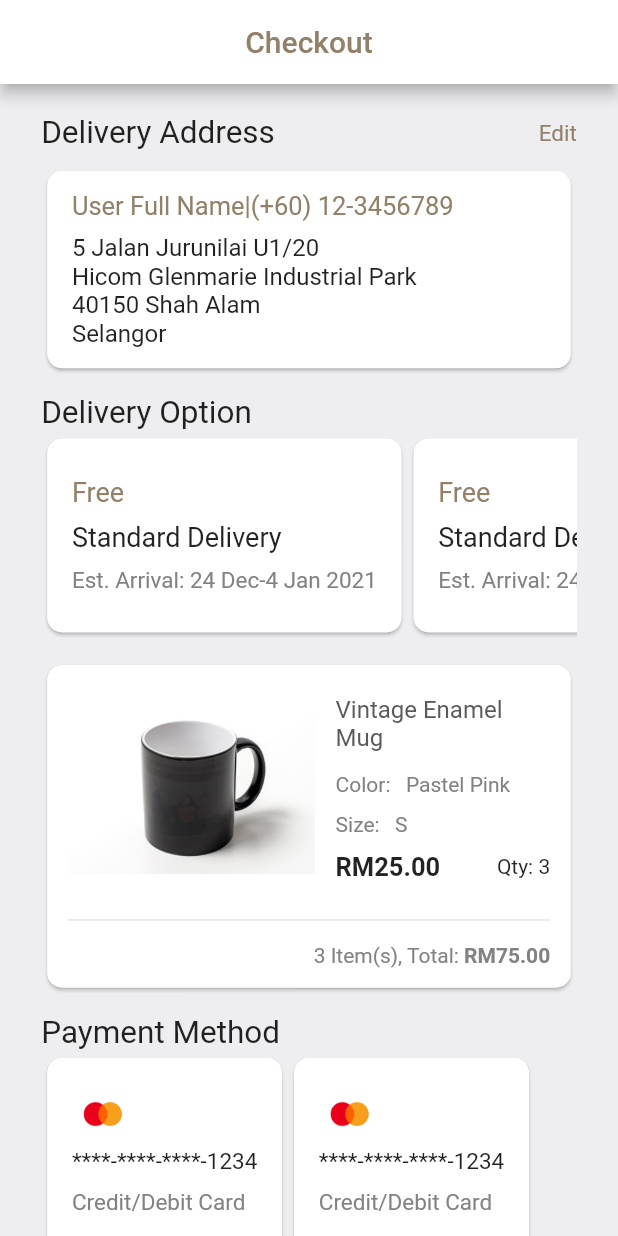
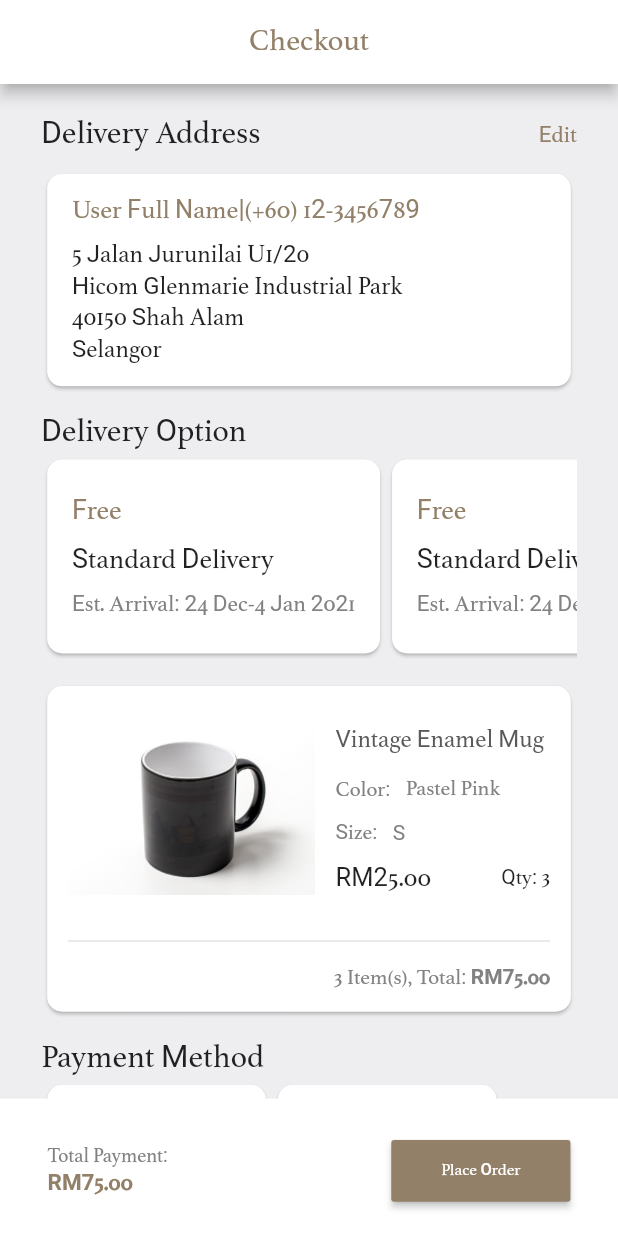
Before and after one commit to ikhwan0112/checkout_page, a Flutter app: the screen it shows after launch, after a tap on "Edit", on a phone screen of 412 x 824 dp. Run offline on Flutter 3.47's test engine with Material 2 defaults, Android fonts, the phone set to English and light mode, and no system bars.

Commit message:
Second Commit

```diff
--- a/lib/checkoutPage.dart
+++ b/lib/checkoutPage.dart
@@ -246,6 +246,68 @@ class _CheckoutPageState extends State<CheckoutPage> {
     );
   }
 
+  Widget bottomBar(Size size) {
+    return Container(
+      padding: EdgeInsets.fromLTRB(
+        size.width / 13,
+        size.height / 50,
+        size.width / 13,
+        size.height / 70,
+      ),
+      color: Colors.white,
+      height: size.height / 9,
+      width: size.width,
+      child: Row(
+        children: [
+          // Total Payment (Start)
+          Column(
+            crossAxisAlignment: CrossAxisAlignment.start,
+            mainAxisAlignment: MainAxisAlignment.center,
+            children: [
+              Center(
+                child: Text(
+                  'Total Payment:',
+                  style: TextStyle(
+                    fontSize: 13,
+                    color: Color(0xFF828282),
+                  ),
+                  textAlign: TextAlign.start,
+                ),
+              ),
+              Text(
+                'RM75.00',
+                style: TextStyle(
+                  fontSize: 15,
+                  fontWeight: FontWeight.bold,
+                  color: Color(0xFF928069),
+                ),
+              ),
+            ],
+          ),
+          // Total Payment (End)
+          Spacer(),
+          // Button Place Order (Start)
+          ButtonTheme(
+            minWidth: size.width * 0.29,
+            height: size.height * 0.05,
+            child: RaisedButton(
+              child: Text(
+                'Place Order',
+                style: TextStyle(
+                  color: Colors.white,
+                  fontSize: 11,
+                ),
+              ),
+              color: Color(0xFF928069),
+              onPressed: () {},
+            ),
+          ),
+          // Button Place Order (End)
+        ],
+      ),
+    );
+  }
+
   @override
   Widget build(BuildContext context) {
     Size size = MediaQuery.of(context).size;
@@ -260,13 +322,19 @@ class _CheckoutPageState extends State<CheckoutPage> {
         centerTitle: true,
       ),
       backgroundColor: Color(0xFFEEEEF0),
-      body: SingleChildScrollView(
-        child: Padding(
+      body: Column(
+        children: [
+          Expanded(
+            child: ListView(
+              physics: AlwaysScrollableScrollPhysics(),
+              shrinkWrap: true,
+              children: [
+                Padding(
                   padding: EdgeInsets.fromLTRB(
                     size.width / 15,
                     size.height / 40,
                     size.width / 15,
-            size.height / 20,
+                    size.height / 50,
                   ),
                   child: Column(
                     crossAxisAlignment: CrossAxisAlignment.start,
@@ -278,7 +346,7 @@ class _CheckoutPageState extends State<CheckoutPage> {
                             style: TextStyle(fontSize: 21),
                           ),
                           Spacer(),
-                  GestureDetector(
+                          InkWell(
                             onTap: () {},
                             child: Text(
                               'Edit',
@@ -321,6 +389,11 @@ class _CheckoutPageState extends State<CheckoutPage> {
                     ],
                   ),
                 ),
+              ],
+            ),
+          ),
+          bottomBar(size),
+        ],
       ),
     );
   }
--- a/lib/components/checkoutSummary.dart
+++ b/lib/components/checkoutSummary.dart
@@ -1,27 +1,28 @@
 import 'package:flutter/material.dart';
 
 class CheckoutSummary extends StatelessWidget {
-  CheckoutSummary({
-    this.title,
+  CheckoutSummary(
+      {this.title,
       this.titleColor,
       this.titleFontSize,
       this.value,
       this.valueColor,
       this.valueFontSize,
-  });
+      this.bold});
 
   final String title, value;
   final Color titleColor, valueColor;
   final double titleFontSize, valueFontSize;
+  final bool bold;
 
   @override
   Widget build(BuildContext context) {
+    if (bold != true) {
       return Row(
         children: [
           Text(
             title,
             style: TextStyle(
-            // color: Color(0xFF5A5A5A),
               color: titleColor,
               fontSize: titleFontSize,
             ),
@@ -36,5 +37,28 @@ class CheckoutSummary extends StatelessWidget {
           ),
         ],
       );
+    } else {
+      return Row(
+        children: [
+          Text(
+            title,
+            style: TextStyle(
+              color: titleColor,
+              fontSize: titleFontSize,
+              fontWeight: FontWeight.bold,
+            ),
+          ),
+          Spacer(),
+          Text(
+            value,
+            style: TextStyle(
+              color: valueColor,
+              fontSize: valueFontSize,
+              fontWeight: FontWeight.bold,
+            ),
+          ),
+        ],
+      );
     }
   }
+}
--- a/lib/main.dart
+++ b/lib/main.dart
@@ -13,6 +13,7 @@ class MyApp extends StatelessWidget {
       theme: ThemeData(
         primaryColor: Colors.white,
         visualDensity: VisualDensity.adaptivePlatformDensity,
+        fontFamily: 'Athelas',
       ),
       home: CheckoutPage(),
     );
--- a/lib/productInfo.dart
+++ b/lib/productInfo.dart
@@ -68,7 +68,8 @@ class ProductInfo extends StatelessWidget {
                             Text(
                               'RM25.00',
                               style: TextStyle(
-                                  fontWeight: FontWeight.bold, fontSize: 17),
+                                fontSize: 17,
+                              ),
                             ),
                             Spacer(),
                             Text('Qty: 3'),
--- a/lib/summaryPayment.dart
+++ b/lib/summaryPayment.dart
@@ -25,6 +25,7 @@ class SummaryPayment extends StatelessWidget {
               value: 'RM75.00',
               valueColor: Color(0xFF828282),
               valueFontSize: 16,
+              bold: false,
             ),
             SizedBox(
               height: size.height / 50,
@@ -36,17 +37,19 @@ class SummaryPayment extends StatelessWidget {
               value: 'RM4.66',
               valueColor: Color(0xFF828282),
               valueFontSize: 16,
+              bold: false,
             ),
             SizedBox(
               height: size.height / 50,
             ),
             CheckoutSummary(
-              title: 'Shipping Fee',
+              title: 'Order Discount',
               titleColor: Color(0xFF5A5A5A),
               titleFontSize: 16,
               value: '-RM4.66',
               valueColor: Color(0xFFA63838),
               valueFontSize: 16,
+              bold: false,
             ),
             SizedBox(
               height: size.height / 50,
@@ -58,6 +61,7 @@ class SummaryPayment extends StatelessWidget {
               value: 'RM75.00',
               valueColor: Color(0xFF928069),
               valueFontSize: 20,
+              bold: true,
             ),
           ],
         ),
```
Also changed, not shown: pubspec.yaml (+4 -6 lines), assets/fonts/FontsFree-Net-Athelas1.ttf (added). Lines whose indentation alone changed are shown as unchanged.
